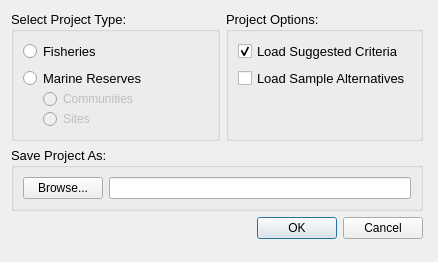
Old version of the form src/gui/create_project.ui in the repository Ecotrust/delphos.
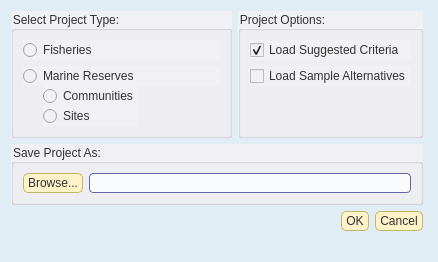
New version of the form.

What changed in the file:
```diff
--- a/src/gui/create_project.ui
+++ b/src/gui/create_project.ui
@@ -14,12 +14,152 @@
   </property>
   <property name="font" >
    <font>
-    <family>Arial</family>
+    <family>arial</family>
    </font>
   </property>
   <property name="windowTitle" >
    <string>Create New Project</string>
   </property>
+  <property name="styleSheet" >
+   <string>.QWidget {
+background-color: #E1EDF5;
+}
+
+/*Non-main window popup widgets
+QWidget {
+background-color: #f0f0f5;
+}
+*/
+
+
+QWidget {
+background-color: #f0f0f5;
+font-family: arial;
+color: #333333;	
+}
+
+
+QHeaderView::section {
+padding-left: 6px;
+padding-right: 4px;
+background-color: #FFF7DB;
+border-width: 1px;
+border-color: darkkhaki;
+border-style: solid;
+}
+
+QHeaderView::section:hover {
+background-color: #FFDF94;
+}
+
+/* Increase the padding, so the text is shifted when the button is
+pressed. */
+QHeaderView::section:pressed {
+padding-left: 4px;
+padding-top: 4px;
+background-color: #E6A84C;
+}
+
+QMainWindow {
+background-color: gainsboro;
+background-position: top right;
+background-repeat: no-repeat
+}
+
+
+/* Nice Windows-XP-style password character. */
+QLineEdit[echoMode="2"] {
+lineedit-password-character: 9679;
+}
+
+/* We provide a min-width and min-height for push buttons
+so that they look elegant regardless of the width of the text. */
+QPushButton {
+background-color: #FFF2C9;
+border-width: 1px;
+border-color: darkkhaki;
+border-style: solid;
+border-radius: 5;
+padding: 2px;
+padding-left: 4px;
+padding-right: 4px;
+min-width: 9ex;
+min-height: 2.5ex;
+}
+
+QPushButton:hover {
+background-color: #FFDF94;
+}
+
+/* Increase the padding, so the text is shifted when the button is
+pressed. */
+QPushButton:pressed {
+padding-left: 4px;
+padding-top: 4px;
+background-color: #E6A84C;
+}
+
+QLabel, QAbstractButton {
+font: normal;
+}
+
+/* Mark mandatory fields with a brownish color. */
+.mandatory {
+color: brown;
+}
+
+/* Bold text on status bar looks awful. */
+QStatusBar QLabel {
+font: normal;
+}
+
+QStatusBar::item {
+border-width: 1;
+border-color: darkkhaki;
+border-style: solid;
+border-radius: 2;
+}
+
+QComboBox, QLineEdit, QSpinBox, QTextEdit, QListView {
+background-color: #fafbfc;
+selection-color: #0a214c;
+selection-background-color: #FFF2C9;
+}
+
+/* We reserve 1 pixel space in padding. When we get the focus,
+we kill the padding and enlarge the border. This makes the items
+glow. */
+QLineEdit {
+border-width: 1px;
+padding: 1px;
+border-style: solid;
+border-color: #5f66a1;
+border-radius: 4px;
+}
+
+/* As mentioned above, eliminate the padding and increase the border. */
+QLineEdit:focus, QFrame:focus {
+border-width: 2px;
+padding: 0px;
+}
+
+/* Nice to have the background color change when hovered. */
+QRadioButton:hover, QCheckBox:hover {
+background-color: #FFDF94;
+}
+
+/* Force the dialog's buttons to follow the Windows guidelines. */
+QDialogButtonBox {
+button-layout: 0;
+}
+
+QToolTip {
+padding: 5px;
+border-radius: 3px;
+opacity: 200;
+}
+</string>
+  </property>
   <layout class="QHBoxLayout" >
    <item>
     <layout class="QVBoxLayout" >
@@ -29,10 +169,7 @@
         <widget class="QGroupBox" name="groupBox_2" >
          <property name="font" >
           <font>
-           <family>Arial</family>
-           <pointsize>10</pointsize>
-           <weight>50</weight>
-           <bold>false</bold>
+           <family>arial</family>
           </font>
          </property>
          <property name="title" >
@@ -45,9 +182,9 @@
              <widget class="QRadioButton" name="fisheries_type_button" >
               <property name="font" >
                <font>
-                <family>Arial</family>
-                <pointsize>10</pointsize>
+                <family>arial</family>
                 <weight>50</weight>
+                <italic>false</italic>
                 <bold>false</bold>
                </font>
               </property>
@@ -68,9 +205,9 @@
                 </property>
                 <property name="font" >
                  <font>
-                  <family>Arial</family>
-                  <pointsize>10</pointsize>
+                  <family>arial</family>
                   <weight>50</weight>
+                  <italic>false</italic>
                   <bold>false</bold>
                  </font>
                 </property>
@@ -111,9 +248,9 @@
                       </property>
                       <property name="font" >
                        <font>
-                        <family>Arial</family>
-                        <pointsize>9</pointsize>
+                        <family>arial</family>
                         <weight>50</weight>
+                        <italic>false</italic>
                         <bold>false</bold>
                        </font>
                       </property>
@@ -132,9 +269,9 @@
                       </property>
                       <property name="font" >
                        <font>
-                        <family>Arial</family>
-                        <pointsize>9</pointsize>
+                        <family>arial</family>
                         <weight>50</weight>
+                        <italic>false</italic>
                         <bold>false</bold>
                        </font>
                       </property>
@@ -178,10 +315,7 @@
           <widget class="QGroupBox" name="groupBox_3" >
            <property name="font" >
             <font>
-             <family>Arial</family>
-             <pointsize>10</pointsize>
-             <weight>50</weight>
-             <bold>false</bold>
+             <family>arial</family>
             </font>
            </property>
            <property name="title" >
@@ -192,9 +326,9 @@
              <widget class="QCheckBox" name="default_crit_check" >
               <property name="font" >
                <font>
-                <family>Arial</family>
-                <pointsize>10</pointsize>
+                <family>arial</family>
                 <weight>50</weight>
+                <italic>false</italic>
                 <bold>false</bold>
                </font>
               </property>
@@ -210,9 +344,9 @@
              <widget class="QCheckBox" name="default_altern_check" >
               <property name="font" >
                <font>
-                <family>Arial</family>
-                <pointsize>10</pointsize>
+                <family>arial</family>
                 <weight>50</weight>
+                <italic>false</italic>
                 <bold>false</bold>
                </font>
               </property>
@@ -251,10 +385,7 @@
        </property>
        <property name="font" >
         <font>
-         <family>Arial</family>
-         <pointsize>10</pointsize>
-         <weight>50</weight>
-         <bold>false</bold>
+         <family>arial</family>
         </font>
        </property>
        <property name="title" >
@@ -265,9 +396,9 @@
          <widget class="QPushButton" name="project_browse_button" >
           <property name="font" >
            <font>
-            <family>Arial</family>
-            <pointsize>9</pointsize>
+            <family>arial</family>
             <weight>50</weight>
+            <italic>false</italic>
             <bold>false</bold>
            </font>
           </property>
@@ -280,9 +411,7 @@
          <widget class="QLineEdit" name="project_path_edit" >
           <property name="font" >
            <font>
-            <pointsize>9</pointsize>
-            <weight>50</weight>
-            <bold>false</bold>
+            <family>arial</family>
            </font>
           </property>
           <property name="text" >
@@ -315,7 +444,7 @@
         <widget class="QDialogButtonBox" name="create_button_box" >
          <property name="font" >
           <font>
-           <pointsize>9</pointsize>
+           <family>arial</family>
           </font>
          </property>
          <property name="standardButtons" >
```
